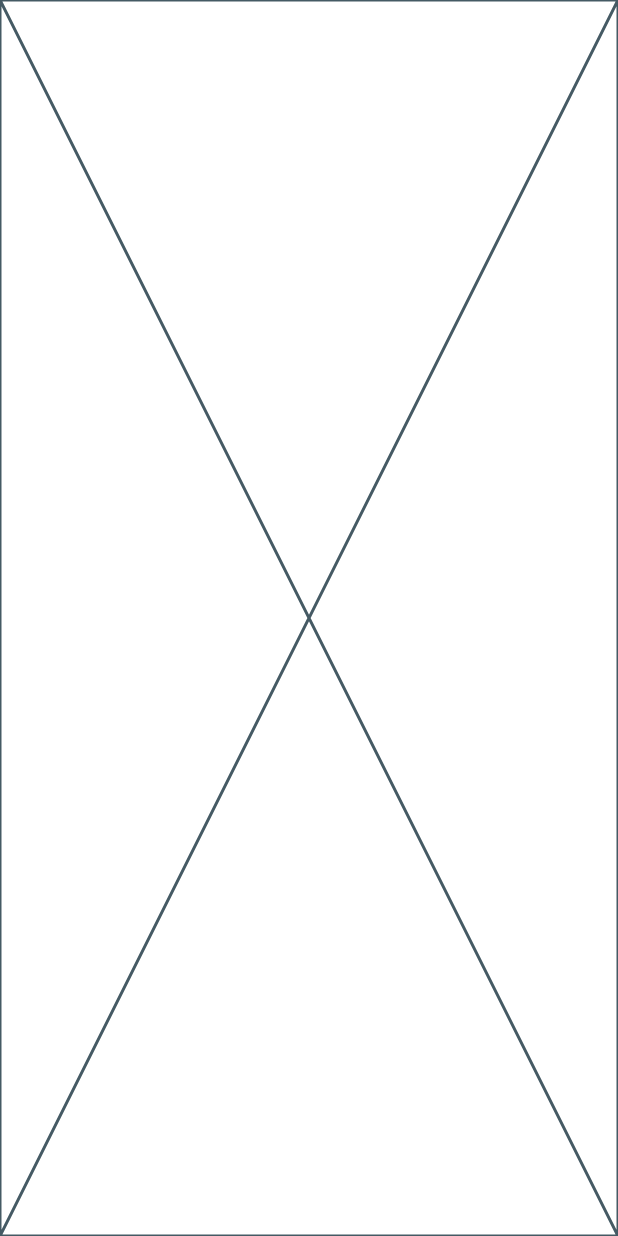
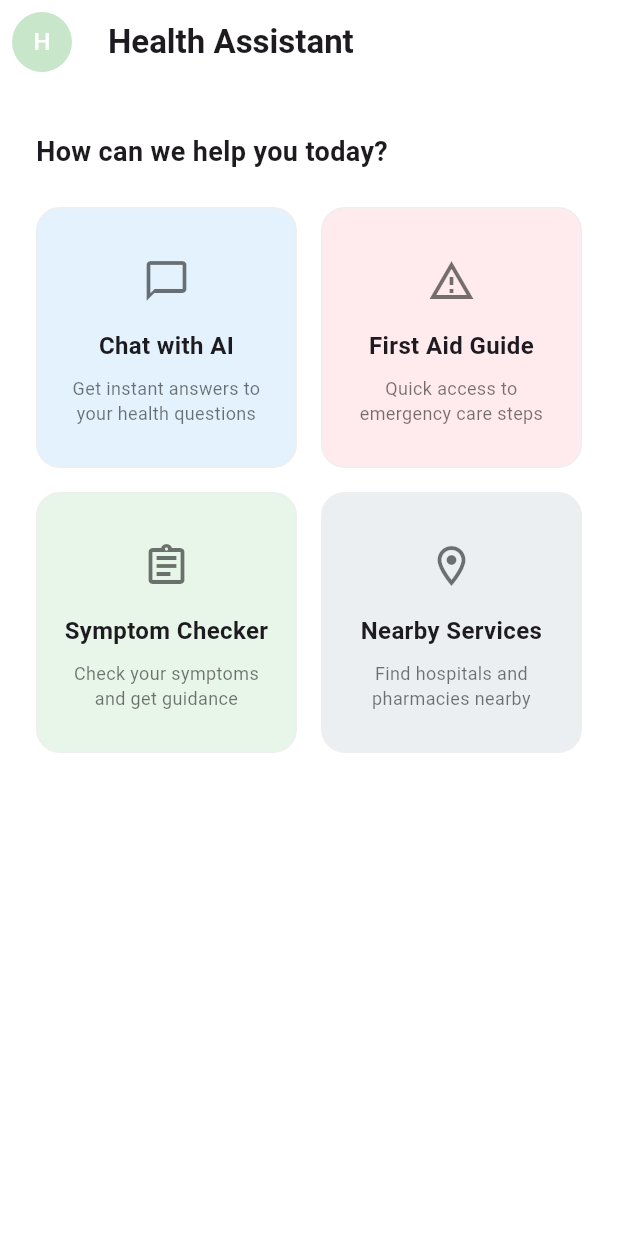
Before and after one commit to ASEGIDADANE/ai-health-assistant-app, a Flutter app: the screen it shows after launch, on a phone screen of 412 x 824 dp. Run offline on Flutter 3.47's test engine with Material 3 defaults, Android fonts, the phone set to English and light mode, and no system bars; our stand-ins replace device_preview.

Commit message:
health assitance seletion page is finished

```diff
--- a/frontend/lib/main.dart
+++ b/frontend/lib/main.dart
@@ -1,8 +1,15 @@
+import 'package:flutter/foundation.dart'; // Import for kReleaseMode
 import 'package:flutter/material.dart';
 import 'package:frontend/views/onbordingScreen.dart';
+import 'package:device_preview/device_preview.dart'; // Import device_preview
 
 void main() {
-  runApp(const MyApp());
+  runApp(
+    DevicePreview(
+      enabled: !kReleaseMode, // Enable it only in debug/profile mode
+      builder: (context) => const MyApp(), // Wrap your app
+    ),
+  );
 }
 
 class MyApp extends StatelessWidget {
@@ -12,9 +19,11 @@ class MyApp extends StatelessWidget {
   @override
   Widget build(BuildContext context) {
     return MaterialApp(
+      useInheritedMediaQuery: true, // Important for DevicePreview
+      locale: DevicePreview.locale(context), // Add the locale
+      builder: DevicePreview.appBuilder, // Add the builder
       title: 'ai-health-app',
       theme: ThemeData(
-
         colorScheme: ColorScheme.fromSeed(seedColor: Colors.deepPurple),
       ),
       home: const onbordingScreen(),
--- /dev/null
+++ b/frontend/lib/views/homeScreen.dart
@@ -0,0 +1,180 @@
+import 'package:flutter/material.dart';
+
+class homeScreen extends StatelessWidget {
+  const homeScreen({super.key});
+
+  @override
+  Widget build(BuildContext context) {
+    return Scaffold(
+      appBar: AppBar(
+        leading: Padding(
+          padding: const EdgeInsets.all(8.0),
+          child: CircleAvatar(
+            backgroundColor: Colors.green[100],
+            child: const Text('H', style: TextStyle(color: Colors.white)),
+          ),
+        ),
+        title: const Text(
+          'Health Assistant',
+          style: TextStyle(fontWeight: FontWeight.bold),
+        ),
+        backgroundColor: Colors.white,
+        elevation: 0,
+        centerTitle: false,
+      ),
+      body: Padding(
+        padding: const EdgeInsets.all(24.0),
+        child: Column(
+          crossAxisAlignment: CrossAxisAlignment.start,
+          children: [
+            const SizedBox(height: 8),
+            const Text(
+              'How can we help you today?',
+              style: TextStyle(fontSize: 18, fontWeight: FontWeight.w600),
+            ),
+            const SizedBox(height: 24),
+            Expanded(
+              child: GridView.count(
+                crossAxisCount: 2,
+                crossAxisSpacing: 16,
+                mainAxisSpacing: 16,
+                children: [
+                  _HomeCard(
+                    icon: Icons.chat_bubble_outline,
+                    title: 'Chat with AI',
+                    subtitle: 'Get instant answers to your health questions',
+                    color: Colors.blue[50],
+                    onTap:
+                        () => Navigator.push(
+                          context,
+                          MaterialPageRoute(
+                            builder:
+                                (_) => const PlaceholderPage(
+                                  title: 'Chat with AI',
+                                ),
+                          ),
+                        ),
+                  ),
+                  _HomeCard(
+                    icon: Icons.warning_amber_outlined,
+                    title: 'First Aid Guide',
+                    subtitle: 'Quick access to emergency care steps',
+                    color: Colors.red[50],
+                    onTap:
+                        () => Navigator.push(
+                          context,
+                          MaterialPageRoute(
+                            builder:
+                                (_) => const PlaceholderPage(
+                                  title: 'First Aid Guide',
+                                ),
+                          ),
+                        ),
+                  ),
+                  _HomeCard(
+                    icon: Icons.assignment_outlined,
+                    title: 'Symptom Checker',
+                    subtitle: 'Check your symptoms and get guidance',
+                    color: Colors.green[50],
+                    onTap:
+                        () => Navigator.push(
+                          context,
+                          MaterialPageRoute(
+                            builder:
+                                (_) => const PlaceholderPage(
+                                  title: 'Symptom Checker',
+                                ),
+                          ),
+                        ),
+                  ),
+                  _HomeCard(
+                    icon: Icons.location_on_outlined,
+                    title: 'Nearby Services',
+                    subtitle: 'Find hospitals and pharmacies nearby',
+                    color: Colors.blueGrey[50],
+                    onTap:
+                        () => Navigator.push(
+                          context,
+                          MaterialPageRoute(
+                            builder:
+                                (_) => const PlaceholderPage(
+                                  title: 'Nearby Services',
+                                ),
+                          ),
+                        ),
+                  ),
+                ],
+              ),
+            ),
+          ],
+        ),
+      ),
+      backgroundColor: Colors.white,
+    );
+  }
+}
+
+class _HomeCard extends StatelessWidget {
+  final IconData icon;
+  final String title;
+  final String subtitle;
+  final Color? color;
+  final VoidCallback onTap;
+
+  const _HomeCard({
+    required this.icon,
+    required this.title,
+    required this.subtitle,
+    required this.color,
+    required this.onTap,
+    Key? key,
+  }) : super(key: key);
+
+  @override
+  Widget build(BuildContext context) {
+    return InkWell(
+      onTap: onTap,
+      borderRadius: BorderRadius.circular(16),
+      child: Container(
+        decoration: BoxDecoration(
+          color: color,
+          borderRadius: BorderRadius.circular(16),
+          border: Border.all(color: Colors.grey[200]!),
+        ),
+        padding: const EdgeInsets.only(left: 16, right:16,top:16,bottom:11),
+        child: Column(
+          mainAxisAlignment: MainAxisAlignment.center,
+          crossAxisAlignment: CrossAxisAlignment.center,
+          children: [
+            Icon(icon, size: 32, color: Colors.black54),
+            const SizedBox(height: 16),
+            Text(
+              textAlign: TextAlign.center,
+              title,
+              style: const TextStyle(fontWeight: FontWeight.bold, fontSize: 16),
+            ),
+            const SizedBox(height: 8),
+            Text(
+              textAlign: TextAlign.center,
+              subtitle,
+              style: const TextStyle(fontSize: 12, color: Colors.black54),
+            ),
+          ],
+        ),
+      ),
+    );
+  }
+}
+
+class PlaceholderPage extends StatelessWidget {
+  final String title;
+  const PlaceholderPage({required this.title, Key? key}) : super(key: key);
+
+  @override
+  Widget build(BuildContext context) {
+    return Scaffold(
+      appBar: AppBar(title: Text(title)),
+      body: Center(child: Text('This is the $title page.')),
+    );
+  }
+}
--- a/frontend/lib/views/onbordingScreen.dart
+++ b/frontend/lib/views/onbordingScreen.dart
@@ -1,10 +1,11 @@
 import 'package:flutter/material.dart';
+import 'package:frontend/views/homeScreen.dart';
 
 class onbordingScreen extends StatelessWidget {
   const onbordingScreen({super.key});
 
   @override
   Widget build(BuildContext context) {
-    return const Placeholder();
+    return const homeScreen();
   }
 }
--- a/frontend/pubspec.yaml
+++ b/frontend/pubspec.yaml
@@ -45,6 +45,7 @@ dev_dependencies:
   # package. See that file for information about deactivating specific lint
   # rules and activating additional ones.
   flutter_lints: ^5.0.0
+  device_preview:
 
 # For information on the generic Dart part of this file, see the
 # following page: https://dart.dev/tools/pub/pubspec
```
Also changed, not shown: frontend/lib/widget/homeCard.dart (added), frontend/pubspec.lock, 1 other file.
